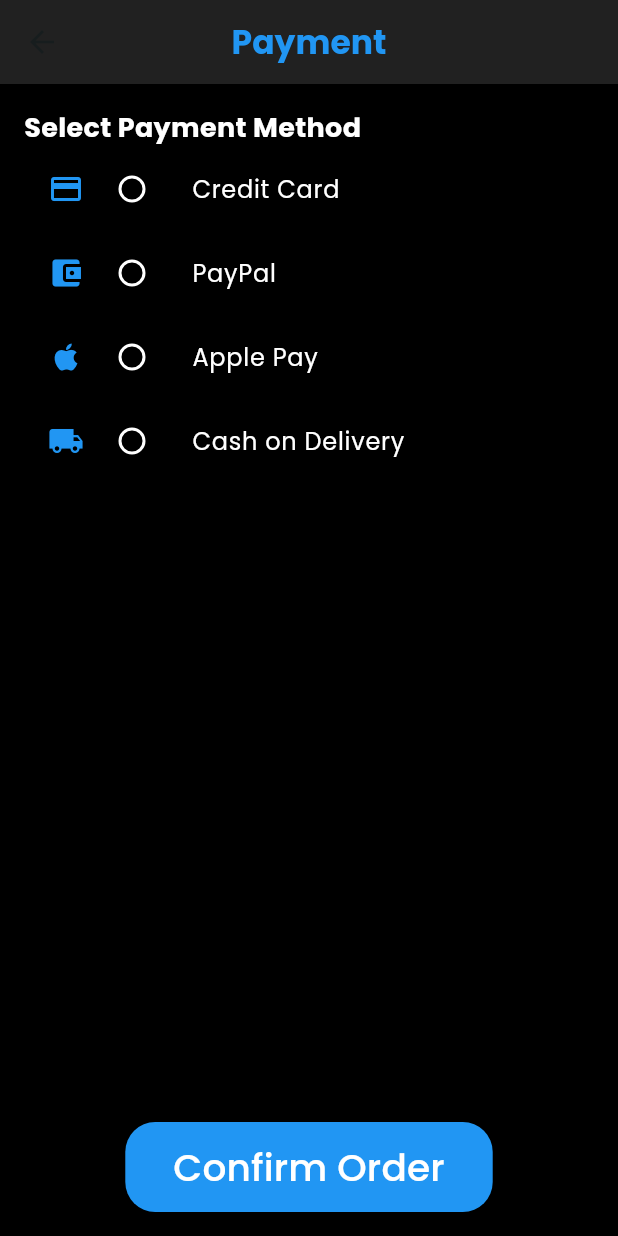
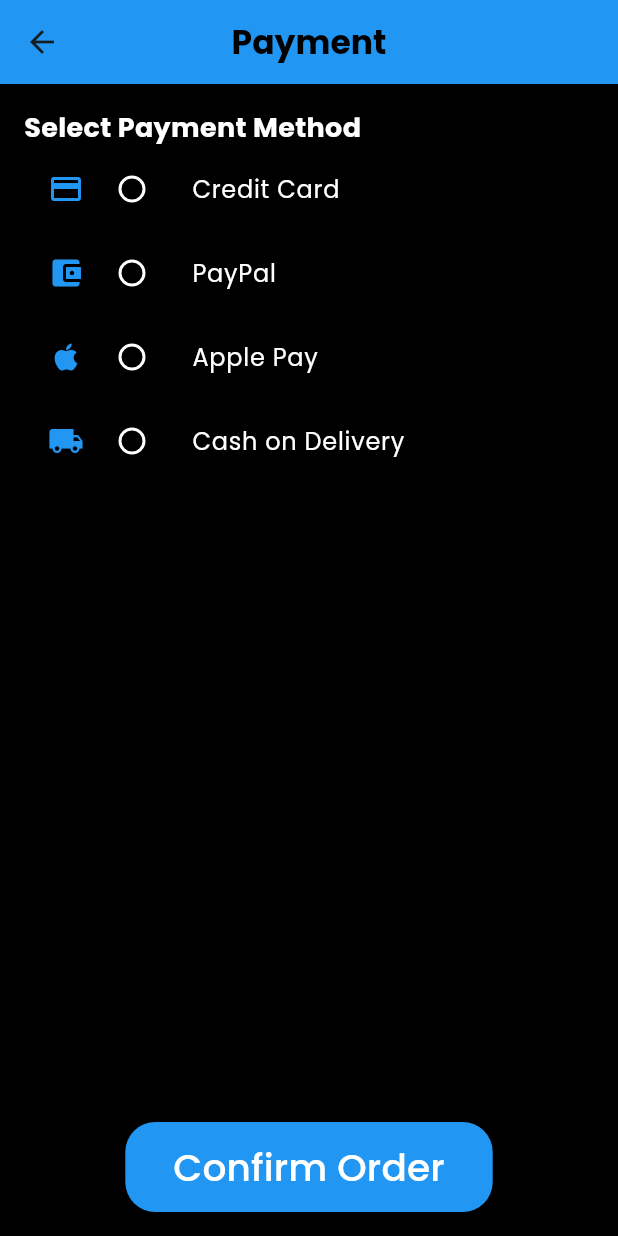
Before and after one commit to nadine17/e_commerce_app, a Flutter app: the PaymentPage screen opened directly, on a phone screen of 412 x 824 dp. Run offline on Flutter 3.47's test engine with Material 3 defaults, Android fonts, the light colour scheme and no system bars; our stand-ins replace google_fonts; network calls fail.

Commit message:
Update PaymentPage.dart

```diff
--- a/lib/screens/PaymentPage.dart
+++ b/lib/screens/PaymentPage.dart
@@ -53,10 +53,10 @@
           'Payment',
           style: TextStyle(
             fontWeight: FontWeight.bold,
-            color: Colors.blue,
+            color: Colors.black,
           ),
         ),
-        backgroundColor: Colors.grey[900],
+        backgroundColor: Colors.blue,
         centerTitle: true,
       ),
       body: Container(
```
